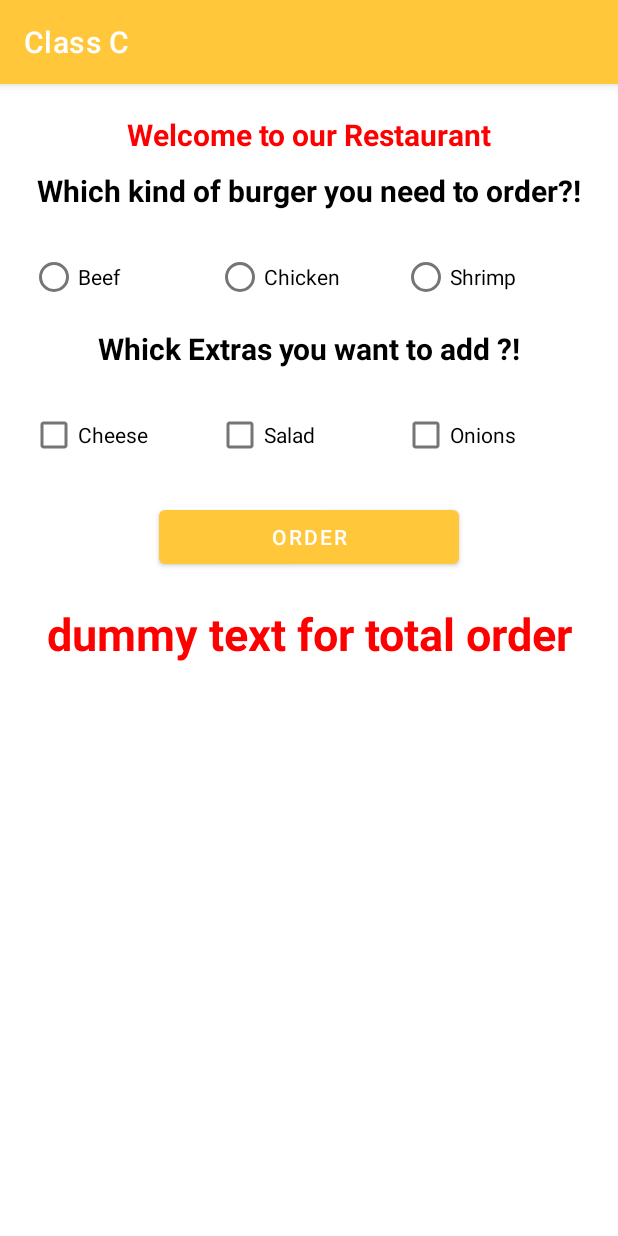
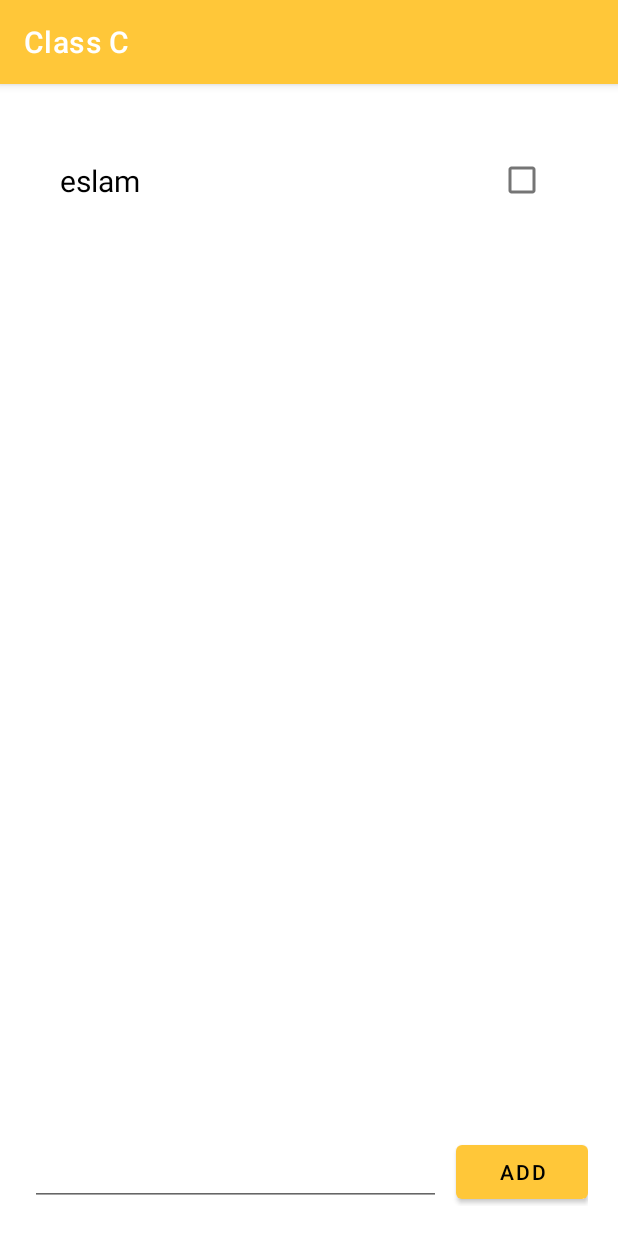
Before and after one commit to madahetooo/fullAndroidCourseClassC, an Android app: the screen it shows after launch (ResturantMenuActivity before the commit, TodoListActivity after it), after a tap on "GO", on a phone screen of 412 x 824 dp. Run offline under Robolectric (Android 15) with nearby library versions, the phone set to English and light mode, and no system bars.

Commit message:
Adding Todo Application

```diff
--- a/app/src/main/java/com/apps/fullandroidcourseclassc/SplashScreen.kt
+++ b/app/src/main/java/com/apps/fullandroidcourseclassc/SplashScreen.kt
@@ -4,6 +4,7 @@ import android.content.Intent
 import androidx.appcompat.app.AppCompatActivity
 import android.os.Bundle
 import android.os.Handler
+import com.apps.fullandroidcourseclassc.authsystem.LoginActivity
 import com.apps.fullandroidcourseclassc.databinding.ActivitySplashScreenBinding
 
 @Suppress("DEPRECATION")
@@ -16,10 +17,10 @@ class SplashScreen : AppCompatActivity() {
         supportActionBar?.hide()
 
         Handler().postDelayed({
-           val intent = Intent(this,LoginActivity::class.java)
+           val intent = Intent(this, LoginActivity::class.java)
            startActivity(intent)
             finish()
-        },5000)
+        },3000)
 
     }
 }
--- /dev/null
+++ b/app/src/main/java/com/apps/fullandroidcourseclassc/authsystem/LoginActivity.kt
@@ -0,0 +1,30 @@
+package com.apps.fullandroidcourseclassc.authsystem
+
+import android.content.Intent
+import androidx.appcompat.app.AppCompatActivity
+import android.os.Bundle
+import com.apps.fullandroidcourseclassc.databinding.ActivityLoginBinding
+import com.apps.fullandroidcourseclassc.restuarantapp.ResturantMenuActivity
+import com.apps.fullandroidcourseclassc.todolistapp.ui.TodoListActivity
+
+class LoginActivity : AppCompatActivity() {
+    private lateinit var binding: ActivityLoginBinding
+    override fun onCreate(savedInstanceState: Bundle?) {
+        super.onCreate(savedInstanceState)
+        binding = ActivityLoginBinding.inflate(layoutInflater)
+        setContentView(binding.root)
+        supportActionBar?.hide()
+        binding.btnLogin.setOnClickListener {
+            val intent = Intent(this, TodoListActivity::class.java)
+            startActivity(intent)
+            finish()
+        }
+
+        binding.txRegister.setOnClickListener {
+            val intent = Intent(this, RegistrationActivity::class.java)
+            startActivity(intent)
+            finish()
+        }
+
+    }
+}
--- /dev/null
+++ b/app/src/main/java/com/apps/fullandroidcourseclassc/todolistapp/model/Todo.kt
@@ -0,0 +1,3 @@
+package com.apps.fullandroidcourseclassc.todolistapp.model
+
+data class Todo(val title:String , var isChecked:Boolean) {}
--- /dev/null
+++ b/app/src/main/java/com/apps/fullandroidcourseclassc/todolistapp/ui/TodoListActivity.kt
@@ -0,0 +1,35 @@
+package com.apps.fullandroidcourseclassc.todolistapp.ui
+
+import androidx.appcompat.app.AppCompatActivity
+import android.os.Bundle
+import androidx.recyclerview.widget.LinearLayoutManager
+import com.apps.fullandroidcourseclassc.R
+import com.apps.fullandroidcourseclassc.databinding.ActivityTodoListBinding
+import com.apps.fullandroidcourseclassc.todolistapp.model.Todo
+import com.apps.fullandroidcourseclassc.todolistapp.utils.TodoAdapter
+
+class TodoListActivity : AppCompatActivity() {
+    private lateinit var binding: ActivityTodoListBinding
+    override fun onCreate(savedInstanceState: Bundle?) {
+        super.onCreate(savedInstanceState)
+        binding = ActivityTodoListBinding.inflate(layoutInflater)
+        setContentView(binding.root)
+
+        val todoListSingleItem = mutableListOf(Todo("eslam",false))
+        val adapter = TodoAdapter(todoListSingleItem)
+        binding.rvTodos.adapter = adapter
+        binding.rvTodos.layoutManager = LinearLayoutManager(this)
+
+
+        binding.btnAddTodo.setOnClickListener {
+
+            val newTodoTitle = binding.etAddTodo.text.toString() // Getting the todos as text
+           val newTodo =  Todo(newTodoTitle,false) // New TodoItem
+
+            todoListSingleItem.add(newTodo)
+            adapter.notifyDataSetChanged()
+            binding.etAddTodo.text.clear()
+        }
+
+    }
+}
--- /dev/null
+++ b/app/src/main/java/com/apps/fullandroidcourseclassc/todolistapp/utils/TodoAdapter.kt
@@ -0,0 +1,28 @@
+package com.apps.fullandroidcourseclassc.todolistapp.utils
+
+import android.view.LayoutInflater
+import android.view.ViewGroup
+import androidx.recyclerview.widget.RecyclerView
+import com.apps.fullandroidcourseclassc.databinding.ItemTodoBinding
+import com.apps.fullandroidcourseclassc.todolistapp.model.Todo
+
+class TodoAdapter(var todos:List<Todo>) : RecyclerView.Adapter<TodoAdapter.TodoViewHolder>() {
+
+    inner class TodoViewHolder(val binding: ItemTodoBinding) : RecyclerView.ViewHolder(binding.root)
+
+    override fun onCreateViewHolder(parent: ViewGroup, viewType: Int): TodoViewHolder {
+        return TodoViewHolder(ItemTodoBinding.inflate(LayoutInflater.from(parent.context),parent,false))
+    }
+
+    override fun onBindViewHolder(holder: TodoViewHolder, position: Int) {
+        holder.binding.apply {
+            txTodoTitle.text = todos[position].title
+            chkTodoDone.isChecked = todos[position].isChecked
+        }
+    }
+
+    override fun getItemCount(): Int {
+        return todos.size
+    }
+
+}
--- a/app/src/main/res/layout/activity_login.xml
+++ b/app/src/main/res/layout/activity_login.xml
@@ -5,7 +5,7 @@
     android:layout_width="match_parent"
     android:layout_height="match_parent"
     android:padding="16dp"
-    tools:context=".LoginActivity">
+    tools:context=".authsystem.LoginActivity">
 
     <ImageView
         android:id="@+id/imageView2"
--- a/app/src/main/res/layout/activity_registration.xml
+++ b/app/src/main/res/layout/activity_registration.xml
@@ -11,7 +11,7 @@
         android:layout_width="match_parent"
         android:layout_height="match_parent"
         android:padding="20dp"
-        tools:context=".RegistrationActivity">
+        tools:context=".authsystem.RegistrationActivity">
 
         <ImageView
             android:id="@+id/imageView2"
--- a/app/src/main/res/layout/activity_resturant_menu.xml
+++ b/app/src/main/res/layout/activity_resturant_menu.xml
@@ -7,7 +7,7 @@
     android:layout_height="match_parent"
     android:orientation="vertical"
     android:padding="20dp"
-    tools:context=".ResturantMenuActivity">
+    tools:context=".restuarantapp.ResturantMenuActivity">
 
     <TextView
         android:layout_width="wrap_content"
--- /dev/null
+++ b/app/src/main/res/layout/activity_todo_list.xml
@@ -0,0 +1,39 @@
+<?xml version="1.0" encoding="utf-8"?>
+<androidx.constraintlayout.widget.ConstraintLayout
+    xmlns:android="http://schemas.android.com/apk/res/android"
+    xmlns:app="http://schemas.android.com/apk/res-auto"
+    xmlns:tools="http://schemas.android.com/tools"
+    android:layout_width="match_parent"
+    android:layout_height="match_parent"
+    android:padding="20dp"
+    tools:context=".todolistapp.ui.TodoListActivity">
+
+    <androidx.recyclerview.widget.RecyclerView
+        android:id="@+id/rvTodos"
+        android:layout_width="match_parent"
+        android:layout_height="0dp"
+        app:layout_constraintBottom_toTopOf="@+id/etAddTodo"
+        app:layout_constraintEnd_toEndOf="parent"
+        app:layout_constraintStart_toStartOf="parent"
+        app:layout_constraintTop_toTopOf="parent" />
+
+    <EditText
+        android:id="@+id/etAddTodo"
+        android:layout_width="0dp"
+        android:layout_height="wrap_content"
+        android:inputType="text"
+        android:layout_marginEnd="10dp"
+        app:layout_constraintBottom_toBottomOf="parent"
+        app:layout_constraintEnd_toStartOf="@+id/btnAddTodo"
+        app:layout_constraintStart_toStartOf="parent" />
+
+    <Button
+        android:id="@+id/btnAddTodo"
+        android:layout_width="wrap_content"
+        android:layout_height="wrap_content"
+        android:text="@string/add"
+        android:textColor="@color/black"
+        app:layout_constraintBottom_toBottomOf="parent"
+        app:layout_constraintEnd_toEndOf="parent"
+        app:layout_constraintTop_toTopOf="@+id/etAddTodo" />
+</androidx.constraintlayout.widget.ConstraintLayout>
--- /dev/null
+++ b/app/src/main/res/layout/item_todo.xml
@@ -0,0 +1,27 @@
+<?xml version="1.0" encoding="utf-8"?>
+<androidx.constraintlayout.widget.ConstraintLayout
+    xmlns:android="http://schemas.android.com/apk/res/android"
+    xmlns:app="http://schemas.android.com/apk/res-auto"
+    android:layout_width="match_parent"
+    android:layout_height="wrap_content"
+    android:padding="20dp">
+    <TextView
+        android:id="@+id/txTodoTitle"
+        android:layout_width="0dp"
+        android:layout_height="wrap_content"
+        android:layout_marginEnd="10dp"
+        android:text="@string/lorem_ipsum"
+        android:textColor="@color/black"
+        android:textSize="20sp"
+        app:layout_constraintBottom_toBottomOf="parent"
+        app:layout_constraintEnd_toStartOf="@+id/chkTodoDone"
+        app:layout_constraintStart_toStartOf="parent"
+        app:layout_constraintTop_toTopOf="parent" />
+    <CheckBox
+        android:id="@+id/chkTodoDone"
+        android:layout_width="wrap_content"
+        android:layout_height="wrap_content"
+        app:layout_constraintBottom_toBottomOf="parent"
+        app:layout_constraintEnd_toEndOf="parent"
+        app:layout_constraintTop_toTopOf="parent" />
+</androidx.constraintlayout.widget.ConstraintLayout>
--- a/app/src/main/res/values/strings.xml
+++ b/app/src/main/res/values/strings.xml
@@ -32,4 +32,6 @@
     <string name="email">Email</string>
     <string name="phone_no">Phone No</string>
     <string name="already_have_an_account_login">ALREADY HAVE AN ACCOUNT? LOGIN</string>
+    <string name="add">Add</string>
+    <string name="lorem_ipsum">Lorem ipsum</string>
 </resources>
```
Also changed, not shown: app/src/main/AndroidManifest.xml (+6 -3 lines), app/src/main/java/com/apps/fullandroidcourseclassc/authsystem/RegistrationActivity.kt (added, +28 -0 lines), app/src/main/java/com/apps/fullandroidcourseclassc/restuarantapp/ResturantMenuActivity.kt (added, +27 -0 lines), 4 other files.
